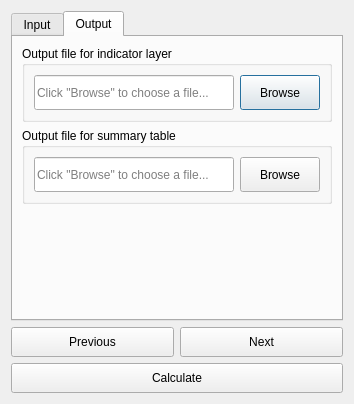
The window that LDMP/gui/DlgCalculateUrbanSummaryTable.ui (ConservationInternational/trends.earth) describes before a commit, drawn with Qt 5.
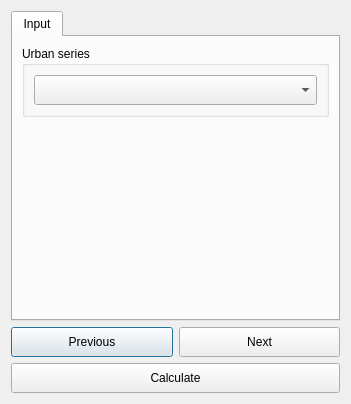
The same window after the commit. The open tabs and pages were chosen to show the change. Custom widgets are drawn as their Qt base class.

Commit message: Move all scripts to new output name selection.

The edit to the form file:
```diff
--- a/LDMP/gui/DlgCalculateUrbanSummaryTable.ui
+++ b/LDMP/gui/DlgCalculateUrbanSummaryTable.ui
@@ -106,132 +106,6 @@
        </item>
       </layout>
      </widget>
-     <widget class="QWidget" name="OutputTab">
-      <attribute name="title">
-       <string>Output</string>
-      </attribute>
-      <layout class="QVBoxLayout" name="verticalLayout_3">
-       <item>
-        <widget class="QGroupBox" name="groupBox_6">
-         <property name="sizePolicy">
-          <sizepolicy hsizetype="Expanding" vsizetype="Fixed">
-           <horstretch>0</horstretch>
-           <verstretch>0</verstretch>
-          </sizepolicy>
-         </property>
-         <property name="title">
-          <string>Output file for indicator layer</string>
-         </property>
-         <layout class="QHBoxLayout" name="horizontalLayout_3">
-          <item>
-           <widget class="QLineEdit" name="output_file_layer">
-            <property name="sizePolicy">
-             <sizepolicy hsizetype="Expanding" vsizetype="Fixed">
-              <horstretch>0</horstretch>
-              <verstretch>0</verstretch>
-             </sizepolicy>
-            </property>
-            <property name="minimumSize">
-             <size>
-              <width>200</width>
-              <height>35</height>
-             </size>
-            </property>
-            <property name="readOnly">
-             <bool>true</bool>
-            </property>
-            <property name="placeholderText">
-             <string>Click &quot;Browse&quot; to choose a file...</string>
-            </property>
-           </widget>
-          </item>
-          <item>
-           <widget class="QPushButton" name="browse_output_file_layer">
-            <property name="sizePolicy">
-             <sizepolicy hsizetype="Minimum" vsizetype="Minimum">
-              <horstretch>0</horstretch>
-              <verstretch>0</verstretch>
-             </sizepolicy>
-            </property>
-            <property name="minimumSize">
-             <size>
-              <width>0</width>
-              <height>35</height>
-             </size>
-            </property>
-            <property name="text">
-             <string>Browse</string>
-            </property>
-           </widget>
-          </item>
-         </layout>
-        </widget>
-       </item>
-       <item>
-        <widget class="QGroupBox" name="groupBox_7">
-         <property name="title">
-          <string>Output file for summary table</string>
-         </property>
-         <layout class="QHBoxLayout" name="horizontalLayout_2">
-          <item>
-           <widget class="QLineEdit" name="output_file_table">
-            <property name="sizePolicy">
-             <sizepolicy hsizetype="Expanding" vsizetype="Minimum">
-              <horstretch>0</horstretch>
-              <verstretch>0</verstretch>
-             </sizepolicy>
-            </property>
-            <property name="minimumSize">
-             <size>
-              <width>200</width>
-              <height>35</height>
-             </size>
-            </property>
-            <property name="readOnly">
-             <bool>true</bool>
-            </property>
-            <property name="placeholderText">
-             <string>Click &quot;Browse&quot; to choose a file...</string>
-            </property>
-           </widget>
-          </item>
-          <item>
-           <widget class="QPushButton" name="browse_output_file_table">
-            <property name="sizePolicy">
-             <sizepolicy hsizetype="Minimum" vsizetype="Minimum">
-              <horstretch>0</horstretch>
-              <verstretch>0</verstretch>
-             </sizepolicy>
-            </property>
-            <property name="minimumSize">
-             <size>
-              <width>0</width>
-              <height>35</height>
-             </size>
-            </property>
-            <property name="text">
-             <string>Browse</string>
-            </property>
-           </widget>
-          </item>
-         </layout>
-        </widget>
-       </item>
-       <item>
-        <spacer name="verticalSpacer_2">
-         <property name="orientation">
-          <enum>Qt::Vertical</enum>
-         </property>
-         <property name="sizeHint" stdset="0">
-          <size>
-           <width>20</width>
-           <height>0</height>
-          </size>
-         </property>
-        </spacer>
-       </item>
-      </layout>
-     </widget>
     </widget>
    </item>
    <item>
```
Left out of the diff: 2 changed lines with no effect on the pictures. The commit also changes 8 other files.
